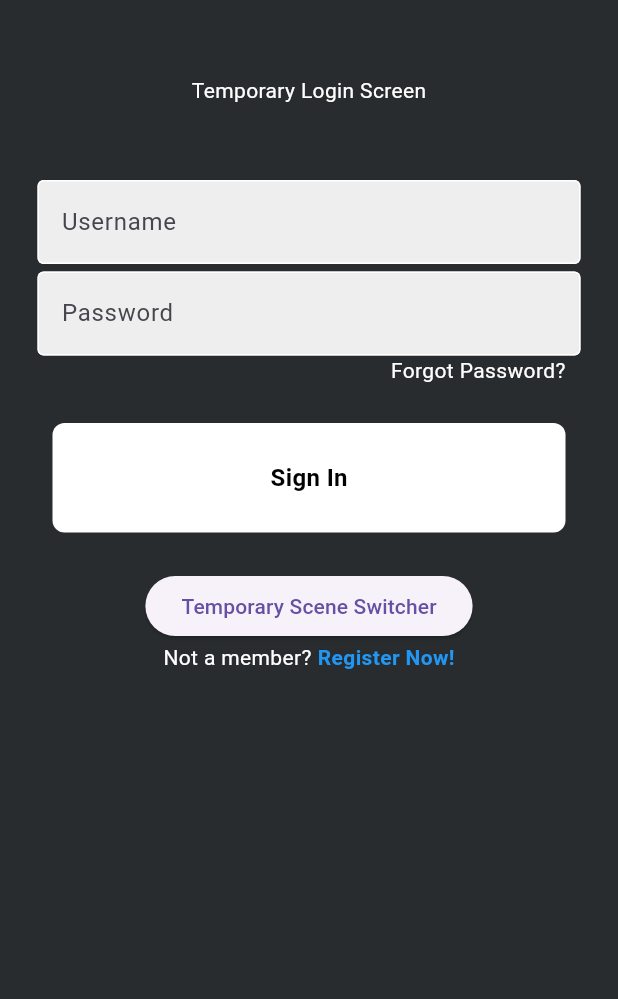
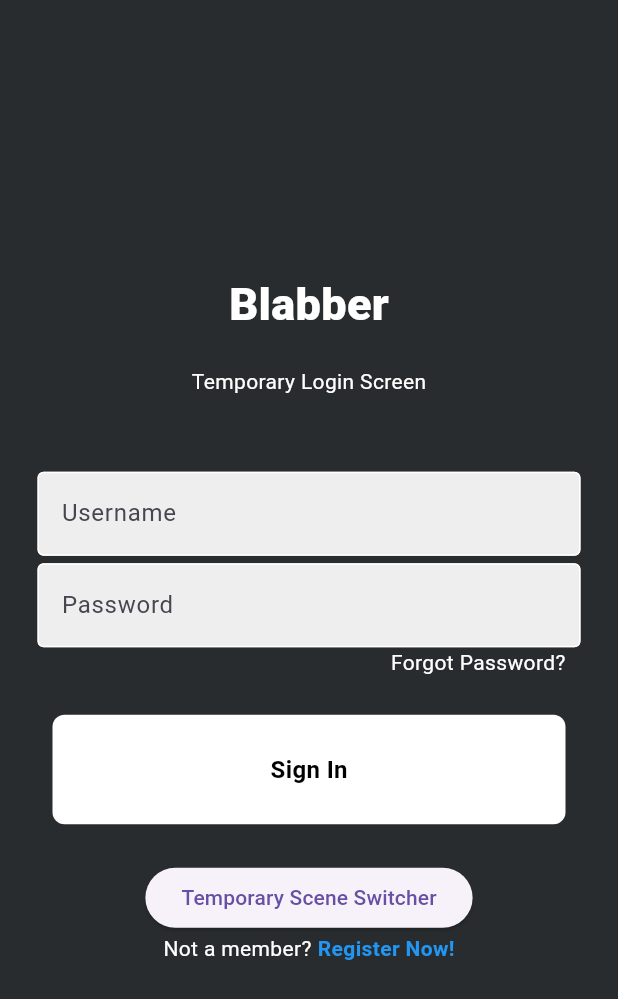
Before and after one commit to noavba/blabber, a Flutter app: the screen it shows after launch, on a phone screen of 412 x 824 dp. Shown: the top 999 px of the screen. Run offline on Flutter 3.47's test engine with Material 3 defaults, Android fonts, the phone set to English and light mode, and no system bars; our stand-ins replace firebase_core; accounts and stored records are empty.

Commit message:
small refactor

```diff
--- a/lib/pages/home_page.dart
+++ b/lib/pages/home_page.dart
@@ -1,5 +1,5 @@
 import 'package:flutter/material.dart';
-import 'login_page.dart';
+
 
 class Home extends StatelessWidget {
   const Home({super.key});
--- a/lib/pages/login_page.dart
+++ b/lib/pages/login_page.dart
@@ -1,7 +1,7 @@
 import 'package:flutter/material.dart';
 import 'package:flutter/widgets.dart';
-import 'package:blabber/components/MyTextField.dart';
-import 'package:blabber/components/LoginButton.dart';
+import 'package:blabber/components/my_text_field.dart';
+import 'package:blabber/components/login_button.dart';
 
 
 class LoginPage extends StatelessWidget{
@@ -21,8 +21,14 @@ class LoginPage extends StatelessWidget{
     return Scaffold(
       backgroundColor: Color.fromARGB(255, 41, 44, 46),
       body: SafeArea(
-        child: Column(children: [
-          const SizedBox(height: 50),
+        child: Column(
+          mainAxisAlignment: MainAxisAlignment.center,
+          children: [
+          const Text("Blabber",
+            style: TextStyle(color: Colors.white, fontWeight: FontWeight.w800, fontSize: 30 ),
+            ),
+            const SizedBox(height: 20),
+
           const Text("Temporary Login Screen",
             style:TextStyle(color: Colors.white),
             ),
@@ -70,7 +76,7 @@ class LoginPage extends StatelessWidget{
           ),
 
 
-
+          //Sized boxes count as just white space inbetween elements
           const SizedBox(height: 25),
 
 
```
Also changed, not shown: lib/components/login_button.dart (renamed from lib/components/LoginButton.dart), lib/components/my_text_field.dart (renamed from lib/components/MyTextField.dart).
